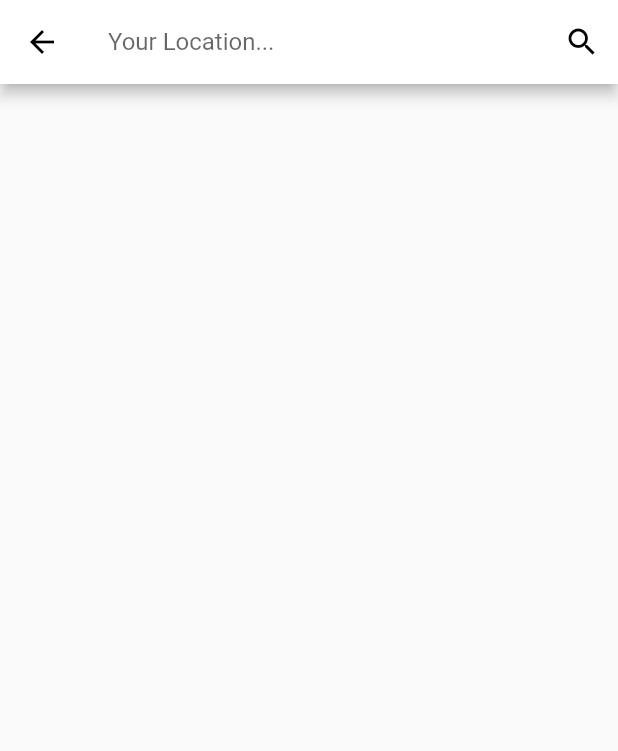
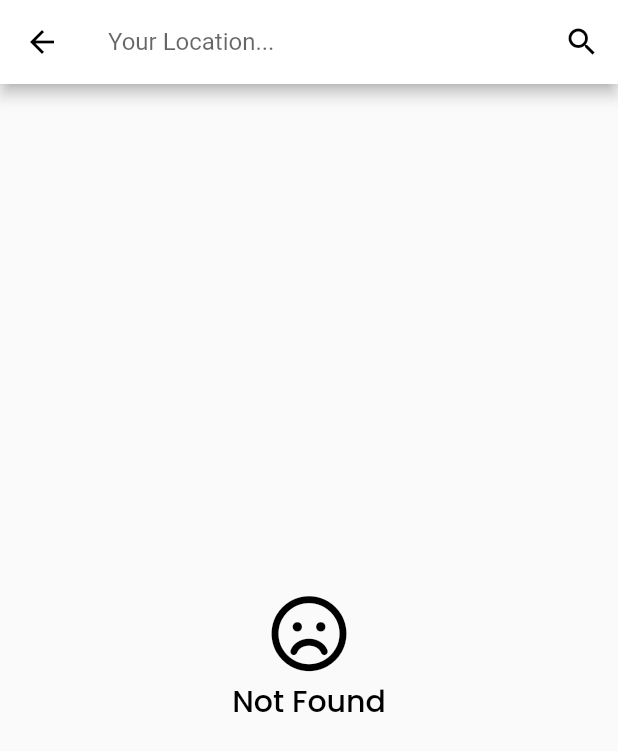
Before and after one commit to jakkaphatminthana/weather_forecast_app, a Flutter app: the AddressSearchScreen screen opened directly, on a phone screen of 412 x 824 dp. Shown: the top 751 px of the screen. Run offline on Flutter 3.47's test engine with Material 2 defaults, Android fonts, the phone set to English and light mode, and no system bars; our stand-ins replace dio, flutter_riverpod, flutter_svg, font_awesome_flutter, freezed_annotation, google_fonts and 1 more.

Commit message:
update search empty

```diff
--- a/lib/features/weather/presentation/pages/address_search_screen.dart
+++ b/lib/features/weather/presentation/pages/address_search_screen.dart
@@ -4,12 +4,12 @@ import 'package:flutter/material.dart';
 import 'package:flutter_riverpod/flutter_riverpod.dart';
 import 'package:flutter_weather_forecast/features/weather/data/services/address_service.dart';
 import 'package:flutter_weather_forecast/features/weather/domain/providers/address_provider.dart';
+import 'package:flutter_weather_forecast/features/weather/presentation/widgets/empty_data.dart';
 import 'package:flutter_weather_forecast/features/weather/presentation/widgets/search_listtile.dart';
 import 'package:flutter_weather_forecast/resources/theme_color.dart';
 import 'weather_current_screen.dart';
 
 class AddressSearchScreen extends ConsumerStatefulWidget {
-
   @override
   ConsumerState<ConsumerStatefulWidget> createState() => _TestScreen3State();
 }
@@ -97,7 +97,9 @@ class _TestScreen3State extends ConsumerState<AddressSearchScreen> {
           ),
         ],
       ),
-      body: ListView.builder(
+      body: (searchResult.length == 0)
+          ? EmptyDataWidget
+          : ListView.builder(
               itemCount: searchResult.length,
               itemBuilder: (context, index) {
                 final address = searchResult[index];
--- /dev/null
+++ b/lib/features/weather/presentation/widgets/empty_data.dart
@@ -0,0 +1,22 @@
+import 'package:flutter/material.dart';
+import 'package:flutter_weather_forecast/resources/theme_color.dart';
+import 'package:flutter_weather_forecast/resources/theme_font.dart';
+import 'package:font_awesome_flutter/font_awesome_flutter.dart';
+
+Widget EmptyDataWidget = Center(
+  child: Container(
+    margin: const EdgeInsets.all(30),
+    child: Column(
+      mainAxisAlignment: MainAxisAlignment.center,
+      children: [
+        const FaIcon(
+          FontAwesomeIcons.frown,
+          size: 50,
+          color: ThemeColor.iconColor,
+        ),
+        const SizedBox(height: 5),
+        Text('Not Found', style: text20_black_B500)
+      ],
+    ),
+  ),
+);
--- a/lib/features/weather/presentation/widgets/hour_card.dart
+++ b/lib/features/weather/presentation/widgets/hour_card.dart
@@ -53,7 +53,7 @@ Widget HourCard({
   });
 }
 //======================================================================================================================
-//Action
+//Action Style
 BoxDecoration _actionStyle() {
   return BoxDecoration(
     color: ThemeColor.cardActionColor,
@@ -68,7 +68,7 @@ BoxDecoration _actionStyle() {
   );
 }
 
-//Normal
+//Normal Style
 BoxDecoration _normalStyle() {
   return BoxDecoration(
     color: ThemeColor.backgroundColor,
--- a/lib/main.dart
+++ b/lib/main.dart
@@ -11,10 +11,10 @@ class MyApp extends StatelessWidget {
 
   @override
   Widget build(BuildContext context) {
-    return MaterialApp(
+    return const MaterialApp(
       title: 'Weather Forecast',
       debugShowCheckedModeBanner: false,
-      home: const StartScreen(),
+      home: StartScreen(),
     );
   }
 }
--- a/pubspec.yaml
+++ b/pubspec.yaml
@@ -47,6 +47,7 @@ dependencies:
   geolocator: ^9.0.2
   http: ^0.13.6
   intl: ^0.18.1
+  font_awesome_flutter: ^10.4.0
 
 dev_dependencies:
   flutter_test:
```
Also changed, not shown: pubspec.lock. Lines whose indentation alone changed are shown as unchanged.
